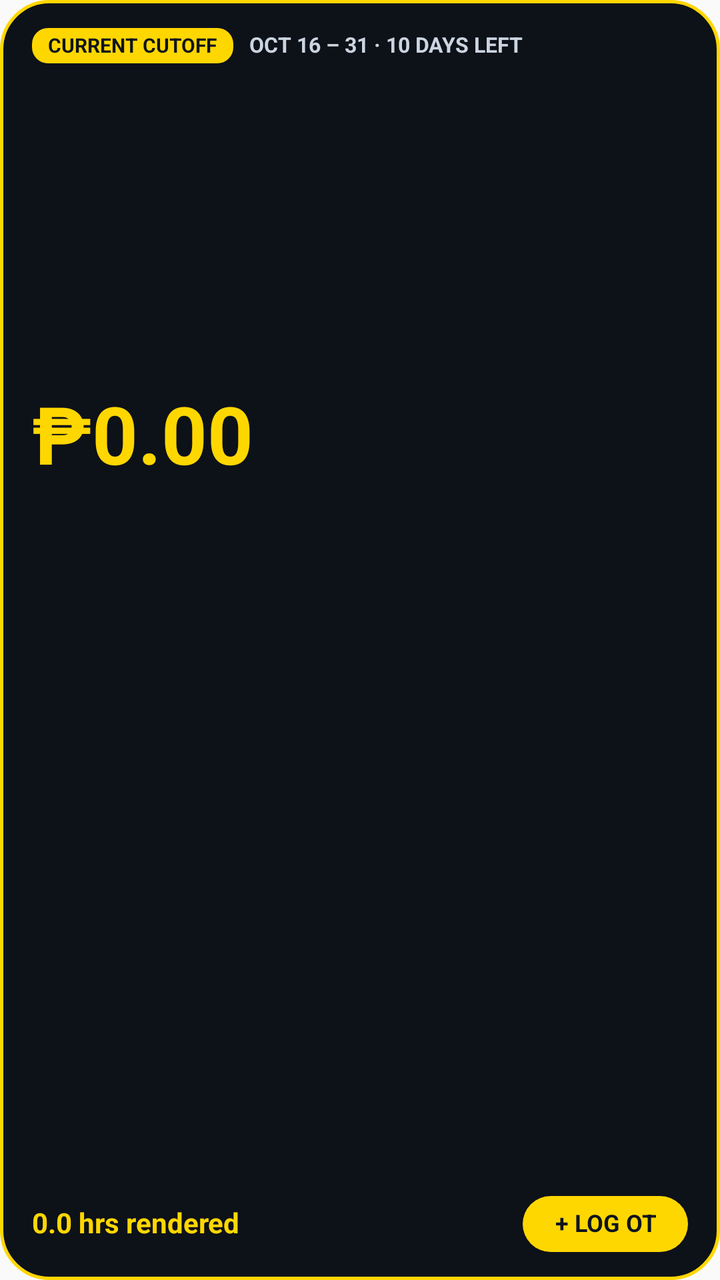
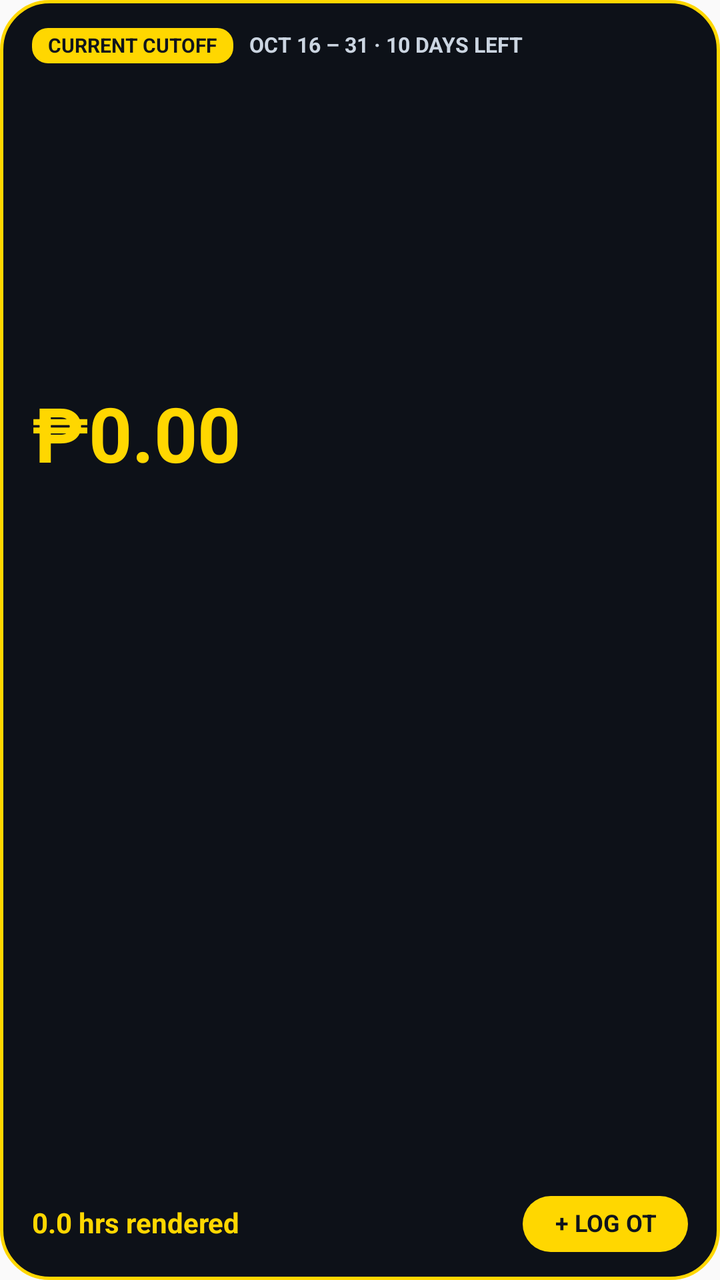

Before-and-after screenshots of an Android layout around one commit, followed by the original layout XML and the change that was made.
<!-- AndroidManifest.xml: application theme Theme.OTTracker -->
<!-- res/layout/widget_overtime_cutoff.xml -->
<?xml version="1.0" encoding="utf-8"?>
<LinearLayout xmlns:android="http://schemas.android.com/apk/res/android"
    android:id="@+id/widget_root"
    android:layout_width="match_parent"
    android:layout_height="match_parent"
    android:background="@drawable/widget_terminal_gold_border"
    android:orientation="vertical"
    android:paddingStart="16dp"
    android:paddingTop="14dp"
    android:paddingEnd="16dp"
    android:paddingBottom="14dp">

    
    <LinearLayout
        android:layout_width="match_parent"
        android:layout_height="wrap_content"
        android:gravity="center_vertical"
        android:orientation="horizontal">

        <TextView
            android:id="@+id/widget_badge"
            android:layout_width="wrap_content"
            android:layout_height="wrap_content"
            android:background="@drawable/widget_gold_pill_badge"
            android:includeFontPadding="false"
            android:paddingStart="8dp"
            android:paddingTop="3dp"
            android:paddingEnd="8dp"
            android:paddingBottom="3dp"
            android:text="CURRENT CUTOFF"
            android:textColor="#0F141C"
            android:textSize="10sp"
            android:textStyle="bold" />

        <TextView
            android:id="@+id/widget_cutoff_subtitle"
            android:layout_width="wrap_content"
            android:layout_height="wrap_content"
            android:layout_marginStart="8dp"
            android:ellipsize="end"
            android:includeFontPadding="false"
            android:maxLines="1"
            android:text="OCT 16 – 31 · 10 DAYS LEFT"
            android:textColor="#CBD5E1"
            android:textSize="10.5sp"
            android:textStyle="bold" />
    </LinearLayout>

    <View
        android:layout_width="match_parent"
        android:layout_height="0dp"
        android:layout_weight="1" />

    
    <TextView
        android:id="@+id/widget_total_pay"
        android:layout_width="wrap_content"
        android:layout_height="wrap_content"
        android:ellipsize="end"
        android:includeFontPadding="false"
        android:maxLines="1"
        android:text="₱0.00"
        android:textColor="#FFD700"
        android:textSize="40sp"
        android:textStyle="bold" />

    <View
        android:layout_width="match_parent"
        android:layout_height="0dp"
        android:layout_weight="1" />

    
    <ImageView
        android:id="@+id/widget_progress_bar_img"
        android:layout_width="match_parent"
        android:layout_height="28dp"
        android:contentDescription="Cutoff Progress"
        android:scaleType="fitXY" />

    <View
        android:layout_width="match_parent"
        android:layout_height="0dp"
        android:layout_weight="1" />

    
    <RelativeLayout
        android:id="@+id/widget_bottom_row"
        android:layout_width="match_parent"
        android:layout_height="wrap_content">

        <TextView
            android:id="@+id/widget_hours_rendered"
            android:layout_width="wrap_content"
            android:layout_height="wrap_content"
            android:layout_alignParentStart="true"
            android:layout_centerVertical="true"
            android:ellipsize="end"
            android:includeFontPadding="false"
            android:maxLines="1"
            android:text="0.0 hrs rendered"
            android:textColor="#FFD700"
            android:textSize="14sp"
            android:textStyle="bold" />

        <TextView
            android:id="@+id/widget_action_btn"
            android:layout_width="wrap_content"
            android:layout_height="wrap_content"
            android:layout_alignParentEnd="true"
            android:layout_centerVertical="true"
            android:background="@drawable/widget_gold_btn_pill"
            android:gravity="center"
            android:includeFontPadding="false"
            android:paddingStart="16dp"
            android:paddingTop="7dp"
            android:paddingEnd="16dp"
            android:paddingBottom="7dp"
            android:text="+ LOG OT"
            android:textColor="#0F141C"
            android:textSize="12sp"
            android:textStyle="bold" />
    </RelativeLayout>

</LinearLayout>
<!-- resources referenced by this layout -->
<resources>
  <!-- drawable widget_gold_btn_pill (drawable) -->
  <?xml version="1.0" encoding="utf-8"?>
  <shape xmlns:android="http://schemas.android.com/apk/res/android"
      android:shape="rectangle">
      <solid android:color="#FFD700" />
      <corners android:radius="16dp" />
  </shape>
  <!-- drawable widget_gold_pill_badge (drawable) -->
  <?xml version="1.0" encoding="utf-8"?>
  <shape xmlns:android="http://schemas.android.com/apk/res/android"
      android:shape="rectangle">
      <solid android:color="#FFD700" />
      <corners android:radius="8dp" />
  </shape>
  <!-- drawable widget_terminal_gold_border (drawable) -->
  <?xml version="1.0" encoding="utf-8"?>
  <shape xmlns:android="http://schemas.android.com/apk/res/android"
      android:shape="rectangle">
      <solid android:color="#0D1118" />
      <stroke
          android:width="1.8dp"
          android:color="#FFD700" />
      <corners android:radius="24dp" />
  </shape>
  <style name="Theme.OTTracker" parent="android:Theme.Material.Light.NoActionBar" />
</resources>

<!-- the commit's change to res/layout/widget_overtime_cutoff.xml (unified diff, before → after) -->
@@ -12,6 +12,7 @@
 
     
     <LinearLayout
+        android:id="@+id/widget_top_row"
         android:layout_width="match_parent"
         android:layout_height="wrap_content"
         android:gravity="center_vertical"
@@ -46,7 +47,7 @@
             android:textStyle="bold" />
     </LinearLayout>
 
-    <View
+    <FrameLayout
         android:layout_width="match_parent"
         android:layout_height="0dp"
         android:layout_weight="1" />
@@ -61,10 +62,10 @@
         android:maxLines="1"
         android:text="₱0.00"
         android:textColor="#FFD700"
-        android:textSize="40sp"
+        android:textSize="38sp"
         android:textStyle="bold" />
 
-    <View
+    <FrameLayout
         android:layout_width="match_parent"
         android:layout_height="0dp"
         android:layout_weight="1" />
@@ -77,7 +78,7 @@
         android:contentDescription="Cutoff Progress"
         android:scaleType="fitXY" />
 
-    <View
+    <FrameLayout
         android:layout_width="match_parent"
         android:layout_height="0dp"
         android:layout_weight="1" />
